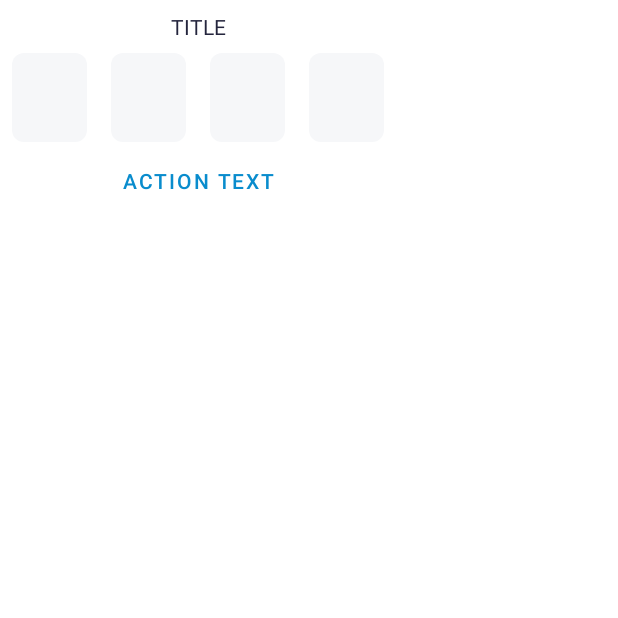
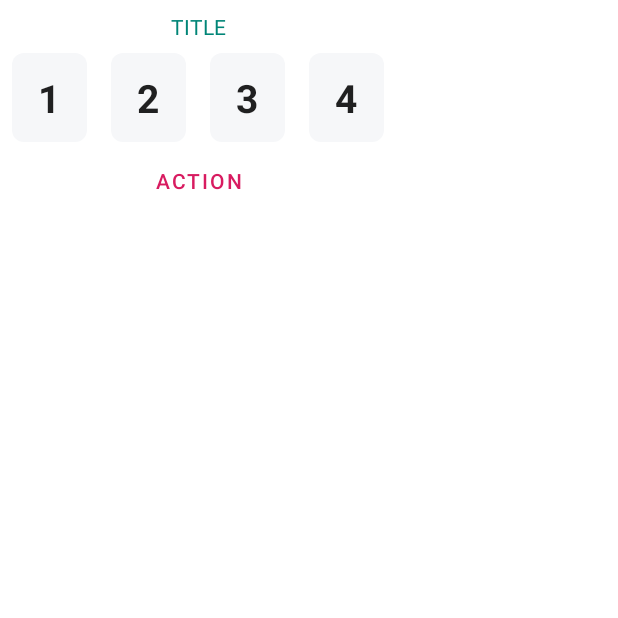
Before and after one commit to a-zasypalov/SmsCodeLayout, an Android app: the screen it shows after launch (MainActivity), on a phone screen of 412 x 824 dp, the top half of it. Before the commit the part shown is almost empty. Run offline under Robolectric (Android 15) with nearby library versions, the phone set to English and light mode, and no system bars.

Commit message:
Add sample

```diff
--- a/app/src/main/java/com/gaoyun/smscodelayout/MainActivity.kt
+++ b/app/src/main/java/com/gaoyun/smscodelayout/MainActivity.kt
@@ -2,11 +2,35 @@ package com.gaoyun.smscodelayout
 
 import androidx.appcompat.app.AppCompatActivity
 import android.os.Bundle
+import android.view.View
+import kotlinx.android.synthetic.main.activity_main.*
 
 class MainActivity : AppCompatActivity() {
 
     override fun onCreate(savedInstanceState: Bundle?) {
         super.onCreate(savedInstanceState)
         setContentView(R.layout.activity_main)
+
+        smsCodeView.setActionText("Action")
+        smsCodeView.setTitleText("Title")
+
+        smsCodeView.setTitleTextColor(resources.getColor(R.color.colorPrimary))
+        smsCodeView.setActionTextColor(resources.getColor(R.color.colorAccent))
+
+        smsCodeView.getCode() //returns string like "1234"
+        smsCodeView.setCode("1234")
+
+        //if true then when user type last number keyboard will hide
+        smsCodeView.hideSoftKeyboardOnLastNumberInput(hide = true, activity = this)
+
+        //action when user click "action" button on the bottom of view
+        smsCodeView.setOnActionClickListener(View.OnClickListener {
+            //do something
+        })
+
+        //action when user click done button on system keyboard
+        smsCodeView.setOnActionDoneClickListener {
+            //do something
+        }
     }
 }
--- a/app/src/main/res/layout/activity_main.xml
+++ b/app/src/main/res/layout/activity_main.xml
@@ -1,15 +1,20 @@
 <?xml version="1.0" encoding="utf-8"?>
 <FrameLayout xmlns:android="http://schemas.android.com/apk/res/android"
+    xmlns:app="http://schemas.android.com/apk/res-auto"
     xmlns:tools="http://schemas.android.com/tools"
     android:layout_width="match_parent"
     android:layout_height="match_parent"
-    xmlns:app="http://schemas.android.com/apk/res-auto"
     tools:context=".MainActivity">
 
     <com.gaoyun.smscodelayout.SmsCodeView
+        android:id="@+id/smsCodeView"
         android:layout_width="wrap_content"
         android:layout_height="wrap_content"
+        app:actionText="Action text"
+        app:actionTextColor="@color/colorAccent"
+        app:buttonStyle="@style/AppTheme"
+        app:numberBackground="@drawable/rounded_card_grey"
         app:titleText="Title"
-        app:actionText="Action text"/>
+        app:titleTextColor="@color/colorBlue" />
 
 </FrameLayout>
```
